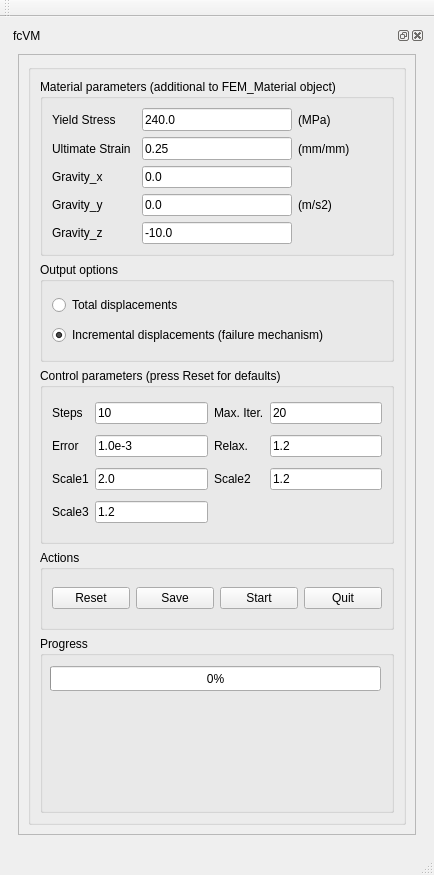
Above: user_interface/fcVM.ui from HarryvL/fcVM-workbench before the change. Below: the same form after it.
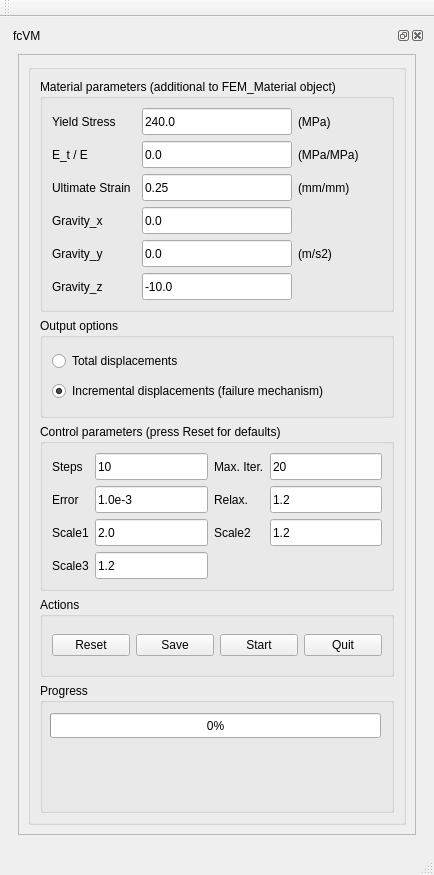
That is the form after the change.

What changed in the file:
```diff
--- a/user_interface/fcVM.ui
+++ b/user_interface/fcVM.ui
@@ -93,7 +93,7 @@
                  <property name="maximumSize">
                   <size>
                    <width>16777215</width>
-                   <height>210</height>
+                   <height>240</height>
                   </size>
                  </property>
                  <property name="title">
@@ -106,58 +106,21 @@
                   <bool>false</bool>
                  </property>
                  <layout class="QGridLayout" name="gridLayout_4">
-                  <item row="2" column="1">
-                   <layout class="QVBoxLayout" name="verticalLayout">
-                    <item>
-                     <widget class="QLineEdit" name="GXinput">
-                      <property name="maximumSize">
-                       <size>
-                        <width>150</width>
-                        <height>27</height>
-                       </size>
-                      </property>
-                      <property name="text">
-                       <string>0.0</string>
-                      </property>
-                     </widget>
-                    </item>
-                    <item>
-                     <widget class="QLineEdit" name="GYinput">
-                      <property name="maximumSize">
-                       <size>
-                        <width>150</width>
-                        <height>27</height>
-                       </size>
-                      </property>
-                      <property name="text">
-                       <string>0.0</string>
-                      </property>
-                     </widget>
-                    </item>
-                    <item>
-                     <widget class="QLineEdit" name="GZinput">
-                      <property name="maximumSize">
-                       <size>
-                        <width>150</width>
-                        <height>27</height>
-                       </size>
-                      </property>
-                      <property name="text">
-                       <string>-10.0</string>
-                      </property>
-                     </widget>
-                    </item>
-                   </layout>
-                  </item>
-                  <item row="0" column="0">
-                   <widget class="QLabel" name="label">
+                  <item row="3" column="2">
+                   <widget class="QLabel" name="label_6">
                     <property name="text">
-                     <string>Yield Stress</string>
+                     <string>(m/s2)</string>
                     </property>
                    </widget>
                   </item>
                   <item row="0" column="1">
                    <widget class="QLineEdit" name="YSinput">
+                    <property name="minimumSize">
+                     <size>
+                      <width>0</width>
+                      <height>27</height>
+                     </size>
+                    </property>
                     <property name="maximumSize">
                      <size>
                       <width>150</width>
@@ -179,7 +142,7 @@
                     </property>
                    </widget>
                   </item>
-                  <item row="2" column="0">
+                  <item row="3" column="0">
                    <layout class="QVBoxLayout" name="verticalLayout_4">
                     <item>
                      <widget class="QLabel" name="label_2">
@@ -204,40 +167,140 @@
                     </item>
                    </layout>
                   </item>
+                  <item row="0" column="0">
+                   <widget class="QLabel" name="label">
+                    <property name="text">
+                     <string>Yield Stress</string>
+                    </property>
+                   </widget>
+                  </item>
                   <item row="2" column="2">
-                   <widget class="QLabel" name="label_6">
-                    <property name="text">
-                     <string>(m/s2)</string>
-                    </property>
-                   </widget>
-                  </item>
-                  <item row="1" column="0">
-                   <widget class="QLabel" name="label_14">
-                    <property name="text">
-                     <string>Ultimate Strain</string>
-                    </property>
-                   </widget>
-                  </item>
-                  <item row="1" column="1">
-                   <widget class="QLineEdit" name="USinput">
-                    <property name="maximumSize">
-                     <size>
-                      <width>150</width>
-                      <height>27</height>
-                     </size>
-                    </property>
-                    <property name="text">
-                     <string>0.25</string>
-                    </property>
-                   </widget>
-                  </item>
-                  <item row="1" column="2">
                    <widget class="QLabel" name="label_15">
                     <property name="text">
                      <string>(mm/mm)</string>
                     </property>
                    </widget>
                   </item>
+                  <item row="2" column="1">
+                   <widget class="QLineEdit" name="USinput">
+                    <property name="minimumSize">
+                     <size>
+                      <width>0</width>
+                      <height>27</height>
+                     </size>
+                    </property>
+                    <property name="maximumSize">
+                     <size>
+                      <width>150</width>
+                      <height>27</height>
+                     </size>
+                    </property>
+                    <property name="text">
+                     <string>0.25</string>
+                    </property>
+                   </widget>
+                  </item>
+                  <item row="3" column="1">
+                   <layout class="QVBoxLayout" name="verticalLayout">
+                    <item>
+                     <widget class="QLineEdit" name="GXinput">
+                      <property name="minimumSize">
+                       <size>
+                        <width>0</width>
+                        <height>27</height>
+                       </size>
+                      </property>
+                      <property name="maximumSize">
+                       <size>
+                        <width>150</width>
+                        <height>27</height>
+                       </size>
+                      </property>
+                      <property name="text">
+                       <string>0.0</string>
+                      </property>
+                     </widget>
+                    </item>
+                    <item>
+                     <widget class="QLineEdit" name="GYinput">
+                      <property name="minimumSize">
+                       <size>
+                        <width>0</width>
+                        <height>27</height>
+                       </size>
+                      </property>
+                      <property name="maximumSize">
+                       <size>
+                        <width>150</width>
+                        <height>27</height>
+                       </size>
+                      </property>
+                      <property name="text">
+                       <string>0.0</string>
+                      </property>
+                     </widget>
+                    </item>
+                    <item>
+                     <widget class="QLineEdit" name="GZinput">
+                      <property name="minimumSize">
+                       <size>
+                        <width>0</width>
+                        <height>27</height>
+                       </size>
+                      </property>
+                      <property name="maximumSize">
+                       <size>
+                        <width>150</width>
+                        <height>27</height>
+                       </size>
+                      </property>
+                      <property name="text">
+                       <string>-10.0</string>
+                      </property>
+                     </widget>
+                    </item>
+                   </layout>
+                  </item>
+                  <item row="2" column="0">
+                   <widget class="QLabel" name="label_14">
+                    <property name="text">
+                     <string>Ultimate Strain</string>
+                    </property>
+                   </widget>
+                  </item>
+                  <item row="1" column="0">
+                   <widget class="QLabel" name="label_16">
+                    <property name="text">
+                     <string>E_t / E</string>
+                    </property>
+                   </widget>
+                  </item>
+                  <item row="1" column="1">
+                   <widget class="QLineEdit" name="Hinput">
+                    <property name="minimumSize">
+                     <size>
+                      <width>0</width>
+                      <height>27</height>
+                     </size>
+                    </property>
+                    <property name="maximumSize">
+                     <size>
+                      <width>150</width>
+                      <height>27</height>
+                     </size>
+                    </property>
+                    <property name="text">
+                     <string>0.0</string>
+                    </property>
+                   </widget>
+                  </item>
+                  <item row="1" column="2">
+                   <widget class="QLabel" name="label_17">
+                    <property name="text">
+                     <string>(MPa/MPa)</string>
+                    </property>
+                   </widget>
+                  </item>
                  </layout>
                 </widget>
                </item>
@@ -284,6 +347,12 @@
                  <layout class="QGridLayout" name="gridLayout_6">
                   <item row="2" column="1">
                    <widget class="QLineEdit" name="scale_1">
+                    <property name="minimumSize">
+                     <size>
+                      <width>0</width>
+                      <height>27</height>
+                     </size>
+                    </property>
                     <property name="text">
                      <string>2.0</string>
                     </property>
@@ -298,6 +367,12 @@
                   </item>
                   <item row="1" column="1">
                    <widget class="QLineEdit" name="error">
+                    <property name="minimumSize">
+                     <size>
+                      <width>0</width>
+                      <height>27</height>
+                     </size>
+                    </property>
                     <property name="text">
                      <string>1.0e-3</string>
                     </property>
@@ -305,6 +380,12 @@
                   </item>
                   <item row="0" column="3">
                    <widget class="QLineEdit" name="max_iter">
+                    <property name="minimumSize">
+                     <size>
+                      <width>0</width>
+                      <height>27</height>
+                     </size>
+                    </property>
                     <property name="text">
                      <string>20</string>
                     </property>
@@ -312,6 +393,12 @@
                   </item>
                   <item row="0" column="1">
                    <widget class="QLineEdit" name="steps">
+                    <property name="minimumSize">
+                     <size>
+                      <width>0</width>
+                      <height>27</height>
+                     </size>
+                    </property>
                     <property name="text">
                      <string>10</string>
                     </property>
@@ -347,6 +434,12 @@
                   </item>
                   <item row="2" column="3">
                    <widget class="QLineEdit" name="scale_2">
+                    <property name="minimumSize">
+                     <size>
+                      <width>0</width>
+                      <height>27</height>
+                     </size>
+                    </property>
                     <property name="text">
                      <string>1.2</string>
                     </property>
@@ -361,6 +454,12 @@
                   </item>
                   <item row="1" column="3">
                    <widget class="QLineEdit" name="relax">
+                    <property name="minimumSize">
+                     <size>
+                      <width>0</width>
+                      <height>27</height>
+                     </size>
+                    </property>
                     <property name="text">
                      <string>1.2</string>
                     </property>
@@ -375,6 +474,12 @@
                   </item>
                   <item row="3" column="1">
                    <widget class="QLineEdit" name="scale_3">
+                    <property name="minimumSize">
+                     <size>
+                      <width>0</width>
+                      <height>27</height>
+                     </size>
+                    </property>
                     <property name="text">
                      <string>1.2</string>
                     </property>
```
